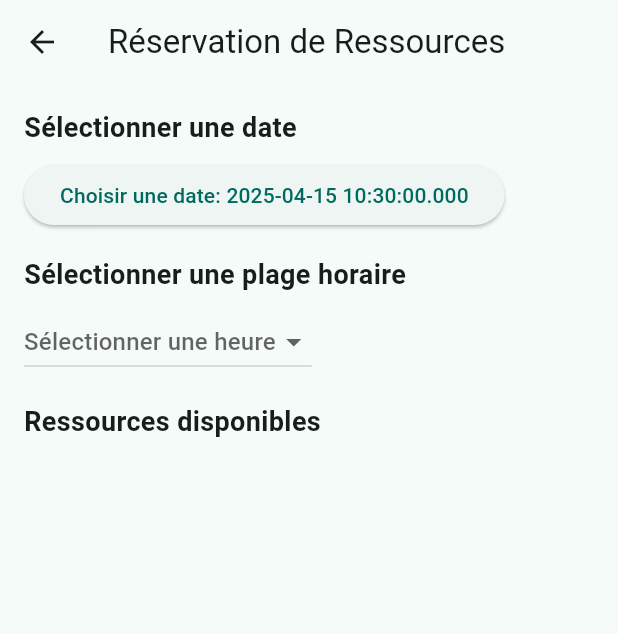
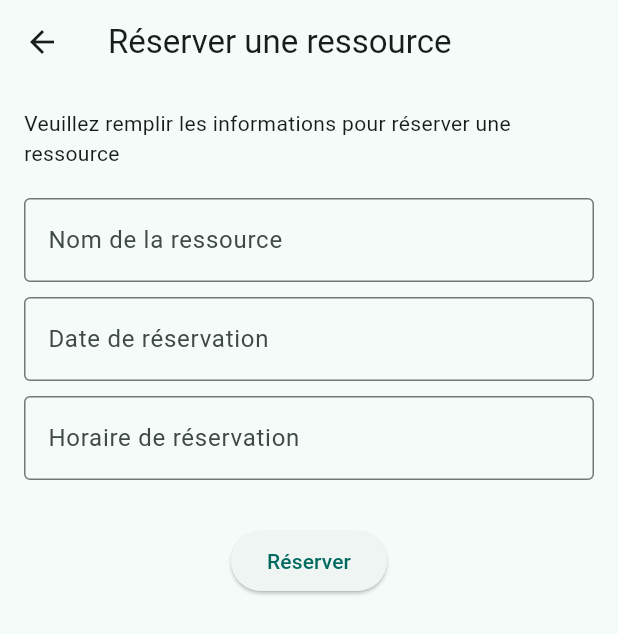
Before and after one commit to 1ghada/flutterproject, a Flutter app: the HomePage screen opened directly, in the side drawer, after a tap on "Réservations", on a phone screen of 412 x 824 dp. Shown: the top 634 px of the screen. Run offline on Flutter 3.47's test engine with Material 3 defaults, Android fonts, the phone set to English and light mode, and no system bars; our stand-ins replace sqflite; accounts and stored records are empty.

Commit message:
third commit

```diff
--- a/lib/views/calendar/reservation_page.dart
+++ b/lib/views/calendar/reservation_page.dart
@@ -1,6 +1,6 @@
+// views/calendar/reservation_page.dart
+
 import 'package:flutter/material.dart';
-import 'package:flutter_booking/db/database.dart'; // Si tu veux récupérer les données de la base
-import 'package:flutter_booking/models/resource.dart'; // Assure-toi que cette classe existe
 
 class ReservationPage extends StatefulWidget {
   const ReservationPage({super.key});
@@ -10,135 +10,83 @@ class ReservationPage extends StatefulWidget {
 }
 
 class _ReservationPageState extends State<ReservationPage> {
-  List<Resource> resources = []; // Liste des ressources à réserver
-  DateTime selectedDate = DateTime.now(); // Date sélectionnée
-  String selectedTimeSlot = ""; // Plage horaire sélectionnée
+  final TextEditingController _resourceController = TextEditingController();
+  final TextEditingController _dateController = TextEditingController();
+  final TextEditingController _timeController = TextEditingController();
+  String? _error;
 
-  @override
-  void initState() {
-    super.initState();
-    _loadResources();
-  }
+  // Méthode pour traiter la réservation (ajuster selon ton besoin)
+  Future<void> _reserve() async {
+    // Logique de réservation à ajouter ici
 
-  // Charge les ressources depuis la base de données
-  Future<void> _loadResources() async {
-    final db = await AppDatabase.database;
-    final resourceList = await db.query('resources');
-    setState(() {
-      resources = resourceList.map((resource) => Resource.fromJson(resource)).toList();
-    });
-  }
+    // Exemple de traitement de réservation (mettre en place le modèle de réservation)
+    try {
+      final resource = _resourceController.text.trim();
+      final date = _dateController.text.trim();
+      final time = _timeController.text.trim();
 
-  // Gère la sélection d'une ressource
-  Future<void> _reserveResource(Resource resource) async {
-    // Ici, on suppose qu'un utilisateur est déjà authentifié
-    final userId = 1; // À remplacer par l'ID de l'utilisateur connecté
-    final reservationDate = selectedDate.toIso8601String();
+      if (resource.isEmpty || date.isEmpty || time.isEmpty) {
+        throw Exception('Tous les champs sont requis.');
+      }
 
-    // Enregistrer la réservation dans la base de données
-    final db = await AppDatabase.database;
-    await db.insert('reservations', {
-      'userId': userId,
-      'resourceId': resource.id,
-      'date': reservationDate,
-      'timeSlot': selectedTimeSlot,
-    });
+      // Ajoute la logique pour réserver ici, par exemple, enregistrer la réservation dans une base de données
 
-    // Afficher un message de confirmation
-    ScaffoldMessenger.of(context).showSnackBar(
-      SnackBar(content: Text('Réservation effectuée pour ${resource.name}')),
-    );
+      // Après la réservation, tu peux afficher un message de succès ou retourner à la page précédente
+      ScaffoldMessenger.of(context).showSnackBar(
+        const SnackBar(content: Text('Réservation effectuée avec succès')),
+      );
+      Navigator.pop(context); // Ferme la page de réservation et revient à la page précédente
+    } catch (e) {
+      setState(() {
+        _error = e.toString();
+      });
+    }
   }
 
   @override
   Widget build(BuildContext context) {
     return Scaffold(
-      appBar: AppBar(title: const Text('Réservation de Ressources')),
+      appBar: AppBar(
+        title: const Text('Réserver une ressource'),
+      ),
       body: Padding(
         padding: const EdgeInsets.all(16.0),
         child: Column(
-          crossAxisAlignment: CrossAxisAlignment.start,
           children: [
-            // Sélection de la date
-            const Text(
-              'Sélectionner une date',
-              style: TextStyle(fontSize: 18, fontWeight: FontWeight.bold),
+            const Text('Veuillez remplir les informations pour réserver une ressource'),
+            const SizedBox(height: 20),
+            TextField(
+              controller: _resourceController,
+              decoration: const InputDecoration(
+                labelText: 'Nom de la ressource',
+                border: OutlineInputBorder(),
+              ),
             ),
-            const SizedBox(height: 8),
+            const SizedBox(height: 10),
+            TextField(
+              controller: _dateController,
+              decoration: const InputDecoration(
+                labelText: 'Date de réservation',
+                border: OutlineInputBorder(),
+              ),
+              keyboardType: TextInputType.datetime,
+            ),
+            const SizedBox(height: 10),
+            TextField(
+              controller: _timeController,
+              decoration: const InputDecoration(
+                labelText: 'Horaire de réservation',
+                border: OutlineInputBorder(),
+              ),
+              keyboardType: TextInputType.datetime,
+            ),
+            const SizedBox(height: 10),
+            if (_error != null)
+              Text(_error!, style: const TextStyle(color: Colors.red)),
+            const SizedBox(height: 20),
             ElevatedButton(
-              onPressed: () async {
-                final DateTime? picked = await showDatePicker(
-                  context: context,
-                  initialDate: selectedDate,
-                  firstDate: DateTime(2023),
-                  lastDate: DateTime(2025),
-                );
-                if (picked != null && picked != selectedDate) {
-                  setState(() {
-                    selectedDate = picked;
-                  });
-                }
-              },
-              child: Text('Choisir une date: ${selectedDate.toLocal()}'),
-            ),
-            const SizedBox(height: 16),
-
-            // Sélection de l'heure
-            const Text(
-              'Sélectionner une plage horaire',
-              style: TextStyle(fontSize: 18, fontWeight: FontWeight.bold),
-            ),
-            const SizedBox(height: 8),
-            DropdownButton<String>(
-              value: selectedTimeSlot.isEmpty ? null : selectedTimeSlot,
-              hint: const Text('Sélectionner une heure'),
-              items: <String>['9:00 - 12:00', '13:00 - 16:00', '16:00 - 19:00']
-                  .map<DropdownMenuItem<String>>((String value) {
-                return DropdownMenuItem<String>(
-                  value: value,
-                  child: Text(value),
-                );
-              }).toList(),
-              onChanged: (value) {
-                setState(() {
-                  selectedTimeSlot = value!;
-                });
-              },
-            ),
-            const SizedBox(height: 16),
-
-            // Liste des ressources disponibles
-            const Text(
-              'Ressources disponibles',
-              style: TextStyle(fontSize: 18, fontWeight: FontWeight.bold),
-            ),
-            const SizedBox(height: 8),
-            Expanded(
-              child: ListView.builder(
-                itemCount: resources.length,
-                itemBuilder: (context, index) {
-                  final resource = resources[index];
-                  return Card(
-                    margin: const EdgeInsets.symmetric(vertical: 8),
-                    child: ListTile(
-                      title: Text(resource.name),
-                      subtitle: Text('Type: ${resource.type}'),
-                      trailing: ElevatedButton(
-                        onPressed: () {
-                          if (selectedTimeSlot.isEmpty) {
-                            ScaffoldMessenger.of(context).showSnackBar(
-                              const SnackBar(content: Text('Veuillez choisir une heure.')),
-                            );
-                          } else {
-                            _reserveResource(resource);
-                          }
-                        },
-                        child: const Text('Réserver'),
-                      ),
-                    ),
-                  );
-                },
-              ),
+              onPressed: _reserve,
+              child: const Text('Réserver'),
             ),
           ],
         ),
--- a/lib/views/home/home_page.dart
+++ b/lib/views/home/home_page.dart
@@ -1,3 +1,5 @@
+// views/home_page.dart
+
 import 'package:flutter/material.dart';
 import 'package:flutter_booking/views/ressource_page.dart'; // Assure-toi que le fichier existe
 import 'package:flutter_booking/views/calendar/reservation_page.dart'; // Page de réservation
@@ -47,7 +49,7 @@ class HomePage extends StatelessWidget {
               onTap: () {
                 Navigator.pushReplacement(
                   context,
-                  MaterialPageRoute(builder: (context) => const ReservationPage()),
+                  MaterialPageRoute(builder: (context) => const ReservationPage()), // Navigue vers la page de réservation
                 );
               },
             ),
```
